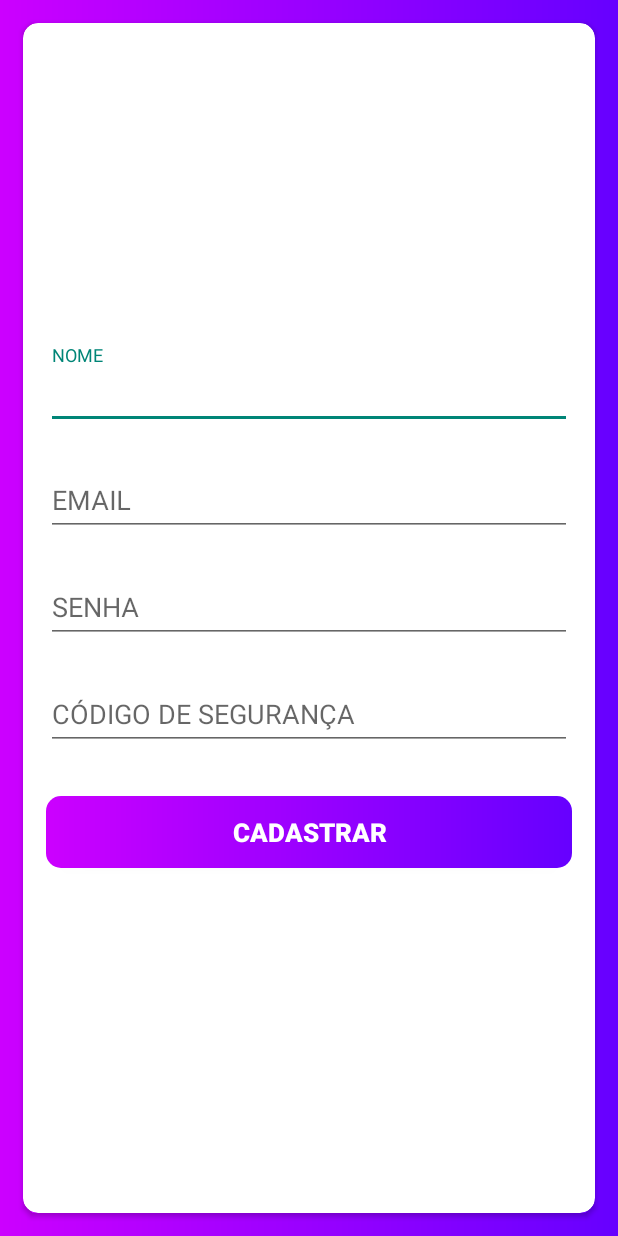
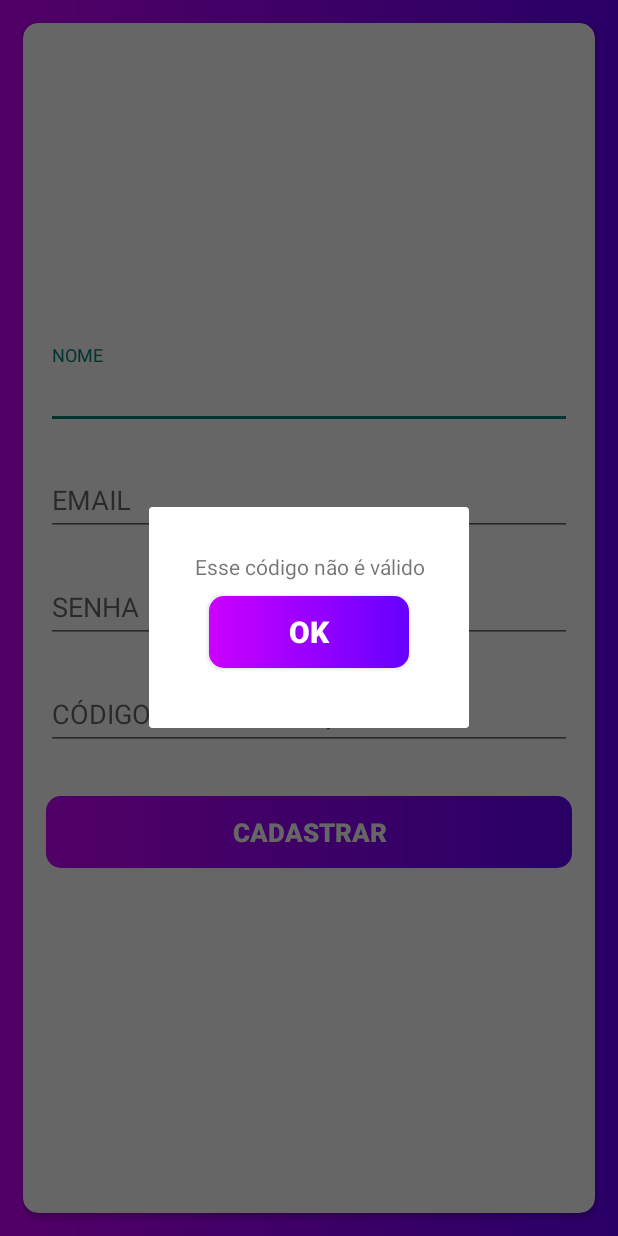
Before and after one commit to automacao2019-tcc/think, an Android app: the CadastroActivity screen opened directly, with no data from a screen before it, after a tap on "CADASTRAR", on a phone screen of 412 x 824 dp. Run offline under Robolectric (Android 15) with nearby library versions, the light colour scheme and no system bars; our stand-ins replace Firebase (no records; nobody signed in at launch, a user with empty details on screens opened directly).

Commit message:
Implementação correta o loadign

```diff
--- a/ThinkAPP/app/src/main/java/Activity/CadastroActivity.kt
+++ b/ThinkAPP/app/src/main/java/Activity/CadastroActivity.kt
@@ -1,6 +1,8 @@
 package Activity
 
 import DAO.ConfiguracaoFirebase
+import Fragments.ErroBD
+import Fragments.loading
 import Modelos.Codigo
 import Modelos.Usuario
 import android.content.Intent
@@ -34,6 +36,8 @@ class CadastroActivity : AppCompatActivity() {
     }
 
     private fun verificaCodigo(){
+        loading.showDialog(supportFragmentManager)
+
         val cod = edtCodigoDeSeguranca.text.toString().toUpperCase()
         var valido = false
 
@@ -51,8 +55,10 @@ class CadastroActivity : AppCompatActivity() {
                 if(valido)
                     novocadastro()
 
-                else
-                    Toast.makeText(this@CadastroActivity, "Esse código não é válido", Toast.LENGTH_SHORT).show()
+                else{
+                    loading.dismissDialog()
+                    ErroBD.showDialogErro(supportFragmentManager, "Esse código não é válido")
+                }
             }
 
             override fun onCancelled(p0: DatabaseError) {
@@ -88,7 +94,8 @@ class CadastroActivity : AppCompatActivity() {
                     erroExcecao = "Erro: $e"
                     Log.v("Erro: ", e.toString())
                 }
-                Toast.makeText(this, erroExcecao, Toast.LENGTH_LONG).show()
+                loading.dismissDialog()
+                ErroBD.showDialogErro(supportFragmentManager, erroExcecao)
             }
         }
     }
@@ -98,12 +105,13 @@ class CadastroActivity : AppCompatActivity() {
             reference = ConfiguracaoFirebase.getFirebase().child("usuario")
             reference.push().setValue(usuario)
 
-            Toast.makeText(this, "Usuário cadastrado", Toast.LENGTH_SHORT).show()
             startActivity(Intent(this, PrincipalActivity ::class.java))
 
+            loading.dismissDialog()
+
         }catch (e: Exception){
-            Toast.makeText(this, "Erro ao cadastrar", Toast.LENGTH_SHORT).show()
-            Log.v("Erro: ", e.toString())
+            loading.dismissDialog()
+            ErroBD.showDialogErro(supportFragmentManager, "Não foi possível inserir usuário")
         }
     }
 }
--- /dev/null
+++ b/ThinkAPP/app/src/main/java/Fragments/ErroBD.kt
@@ -0,0 +1,46 @@
+package Fragments
+
+import android.os.Bundle
+import android.view.LayoutInflater
+import android.view.View
+import android.view.ViewGroup
+import androidx.fragment.app.DialogFragment
+import androidx.fragment.app.FragmentManager
+import br.com.ggslmrs.think.R
+import kotlinx.android.synthetic.main.fragment_erro_bd.*
+
+class ErroBD : DialogFragment() {
+
+    private var texto = ""
+
+    override fun onCreateView(inflater: LayoutInflater, container: ViewGroup?, savedInstanceState: Bundle?): View? {
+        return inflater.inflate(R.layout.fragment_erro_bd, container, false)
+    }
+
+    override fun onViewCreated(view: View, savedInstanceState: Bundle?) {
+        super.onViewCreated(view, savedInstanceState)
+
+        txtErro.setText(this.texto)
+
+        btnOkayDismissDialog.setOnClickListener {
+            dismiss()
+        }
+    }
+
+    companion object {
+        private val instance = ErroBD()
+
+        private fun getInstance() = instance
+
+        fun showDialogErro(fragmentManager: FragmentManager, texto: String?){
+            with(getInstance()){
+                isCancelable = false
+
+                if(texto != null && texto.isNotEmpty())
+                    this.texto = texto
+
+                show(fragmentManager, "")
+            }
+        }
+    }
+}
--- /dev/null
+++ b/ThinkAPP/app/src/main/res/layout/fragment_erro_bd.xml
@@ -0,0 +1,32 @@
+<?xml version="1.0" encoding="utf-8"?>
+<LinearLayout
+      xmlns:android="http://schemas.android.com/apk/res/android"
+      android:orientation="vertical"
+      android:layout_width="match_parent"
+      android:layout_height="match_parent"
+      android:gravity="center"
+      android:padding="30dp"
+>
+
+    <TextView
+            android:layout_width="match_parent"
+            android:layout_height="wrap_content"
+            android:text="Err"
+            android:gravity="center"
+            android:id="@+id/txtErro"
+    />
+
+    <Button
+        android:layout_width="match_parent"
+        android:layout_height="wrap_content"
+        android:background="@drawable/gradiente"
+        android:layout_margin="10dp"
+        android:text="OK"
+        android:textColor="#FFF"
+        android:textStyle="bold"
+        android:textSize="20sp"
+        android:id="@+id/btnOkayDismissDialog"
+    />
+
+
+</LinearLayout>
```
Also changed, not shown: ThinkAPP/app/src/main/java/Activity/MainActivity.kt (+11 -5 lines), ThinkAPP/app/src/main/java/Fragments/FragmentCodigo.kt (+16 -9 lines), ThinkAPP/app/src/main/java/Fragments/FragmentNovoPerfil.kt (+12 -7 lines), ThinkAPP/app/src/main/java/Fragments/FragmentPerfil.kt (+30 -8 lines).
